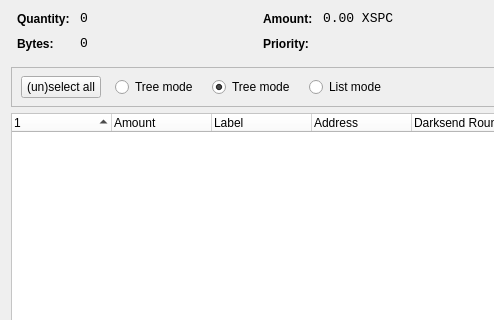
Qt form src/qt/forms/coincontroldialog.ui (SpectreSecurityCoin/SpectreSecurityCoin) before a commit; both pictures show x 0 to 494 and y 0 to 320 of the 1000 by 500 pixel window.
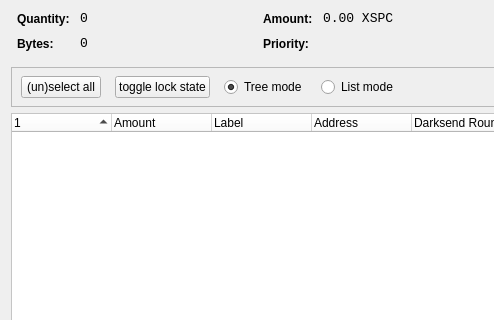
The same form after that commit. Custom widgets are drawn as their Qt base class.

Diff of the .ui file:
```diff
--- a/src/qt/forms/coincontroldialog.ui
+++ b/src/qt/forms/coincontroldialog.ui
@@ -397,7 +397,7 @@
         </widget>
        </item>
        <item>
-        <widget class="QRadioButton" name="radioTreeMode">
+         <widget class="QPushButton" name="pushButtonToggleLock">
          <property name="sizePolicy">
           <sizepolicy hsizetype="Maximum" vsizetype="Fixed">
            <horstretch>0</horstretch>
@@ -405,15 +405,15 @@
           </sizepolicy>
          </property>
          <property name="text">
-          <string>Tree mode</string>
-         </property>
-         <property name="checked">
-          <bool>true</bool>
+           <string>toggle lock state</string>
+          </property>
+          <property name="autoDefault">
+           <bool>false</bool>
          </property>
         </widget>
        </item>
        <item>
-         <widget class="QRadioButton" name="radioListMode">
+        <widget class="QRadioButton" name="radioTreeMode">
          <property name="sizePolicy">
           <sizepolicy hsizetype="Maximum" vsizetype="Fixed">
            <horstretch>0</horstretch>
```
Lines whose indentation alone changed are shown as unchanged.
